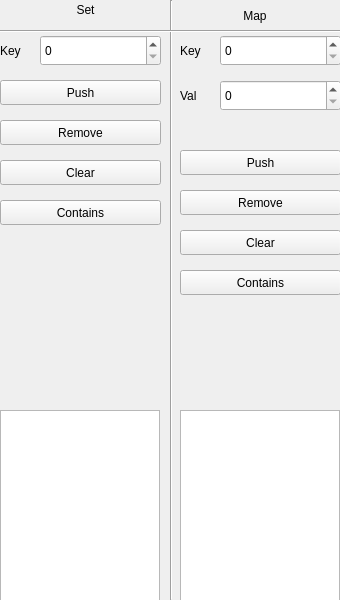
Above: 353504/Левшуков Д. А./LabWork_8/Task_3/mainwindow.ui from voovoopeep/Fundamentals-of-algorithmization-and-programming before the change. Below: the same form after it.
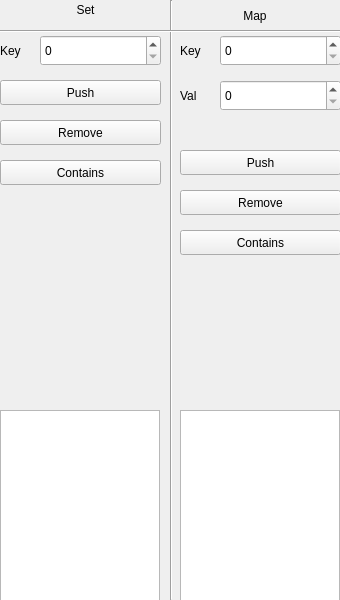
That is the form after the change.

What changed in the file:
```diff
--- a/353504/Левшуков Д. А./LabWork_8/Task_3/mainwindow.ui
+++ b/353504/Левшуков Д. А./LabWork_8/Task_3/mainwindow.ui
@@ -128,24 +128,11 @@
      <string>Remove</string>
     </property>
    </widget>
-   <widget class="QPushButton" name="pushButton_3">
-    <property name="geometry">
-     <rect>
-      <x>0</x>
-      <y>160</y>
-      <width>161</width>
-      <height>25</height>
-     </rect>
-    </property>
-    <property name="text">
-     <string>Clear</string>
-    </property>
-   </widget>
    <widget class="QPushButton" name="pushButton_4">
     <property name="geometry">
      <rect>
       <x>0</x>
-      <y>200</y>
+      <y>160</y>
       <width>161</width>
       <height>25</height>
      </rect>
@@ -249,7 +236,7 @@
     <property name="geometry">
      <rect>
       <x>180</x>
-      <y>270</y>
+      <y>230</y>
       <width>161</width>
       <height>25</height>
      </rect>
@@ -287,19 +274,6 @@
      <string>Push</string>
     </property>
    </widget>
-   <widget class="QPushButton" name="pushButton_8">
-    <property name="geometry">
-     <rect>
-      <x>180</x>
-      <y>230</y>
-      <width>161</width>
-      <height>25</height>
-     </rect>
-    </property>
-    <property name="text">
-     <string>Clear</string>
-    </property>
-   </widget>
    <widget class="QLabel" name="label_5">
     <property name="geometry">
      <rect>
```
